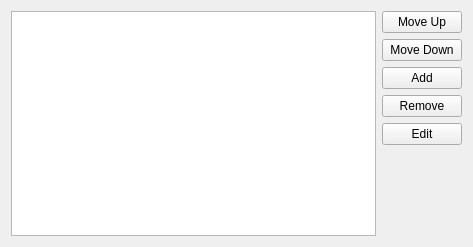
Before: the Qt Designer form clients/oxygen/config/oxygenexceptionlistwidget.ui in KDE/kwin, drawn with Qt 5.
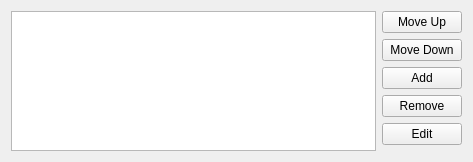
After: the same form once the commit is applied. Custom widgets are drawn as their Qt base class.

Commit message: removed the 'glow active window' checkbox and move it to the active window glow 'groupbox'. This allows one to reduce the size of the configuration dialog, leaving more space to the preview. No string change

The edit to the form file:
```diff
--- a/clients/oxygen/config/oxygenexceptionlistwidget.ui
+++ b/clients/oxygen/config/oxygenexceptionlistwidget.ui
@@ -7,9 +7,21 @@
     <x>0</x>
     <y>0</y>
     <width>473</width>
-    <height>247</height>
+    <height>100</height>
    </rect>
   </property>
+  <property name="sizePolicy">
+   <sizepolicy hsizetype="Preferred" vsizetype="Preferred">
+    <horstretch>0</horstretch>
+    <verstretch>0</verstretch>
+   </sizepolicy>
+  </property>
+  <property name="minimumSize">
+   <size>
+    <width>0</width>
+    <height>0</height>
+   </size>
+  </property>
   <layout class="QGridLayout" name="gridLayout">
    <item row="0" column="1">
     <widget class="KPushButton" name="moveUpButton">
@@ -46,21 +58,21 @@
      </property>
     </widget>
    </item>
-   <item row="5" column="1">
-    <spacer name="verticalSpacer">
-     <property name="orientation">
-      <enum>Qt::Vertical</enum>
+   <item row="0" column="0" rowspan="6">
+    <widget class="QTreeView" name="exceptionListView">
+     <property name="sizePolicy">
+      <sizepolicy hsizetype="Expanding" vsizetype="Maximum">
+       <horstretch>0</horstretch>
+       <verstretch>0</verstretch>
+      </sizepolicy>
      </property>
-     <property name="sizeHint" stdset="0">
+     <property name="minimumSize">
       <size>
-       <width>20</width>
-       <height>40</height>
+       <width>100</width>
+       <height>100</height>
       </size>
      </property>
-    </spacer>
-   </item>
-   <item row="0" column="0" rowspan="6">
-    <widget class="QTreeView" name="exceptionListView"/>
+    </widget>
    </item>
   </layout>
  </widget>
```
The commit also changes 4 other files.
